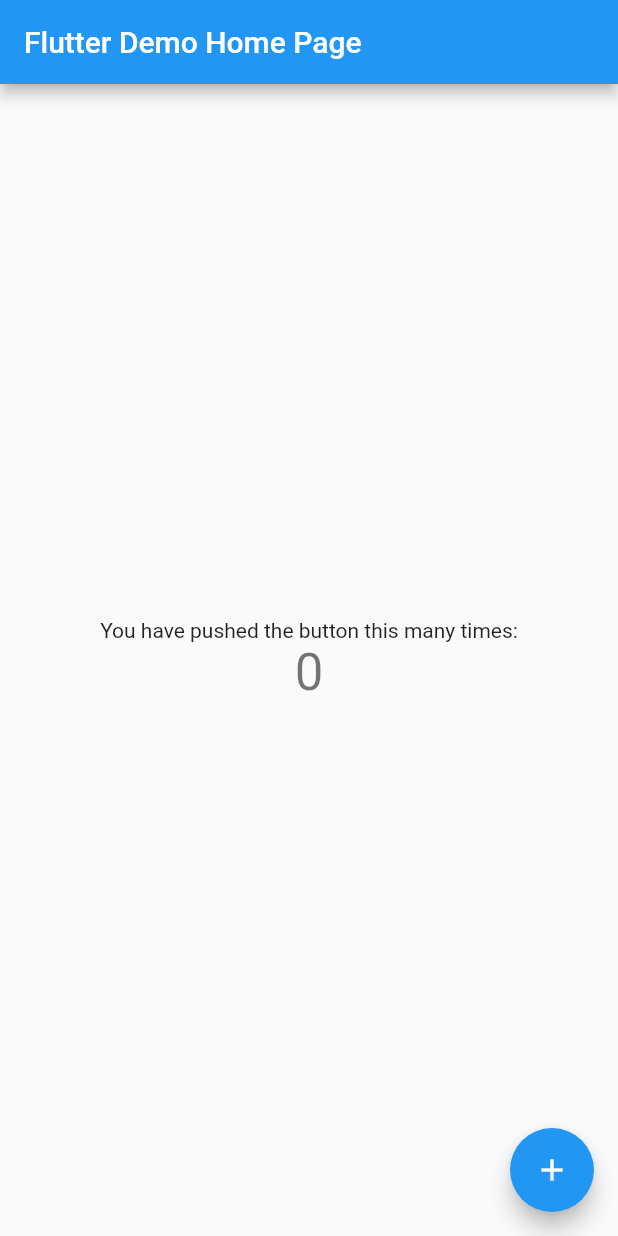
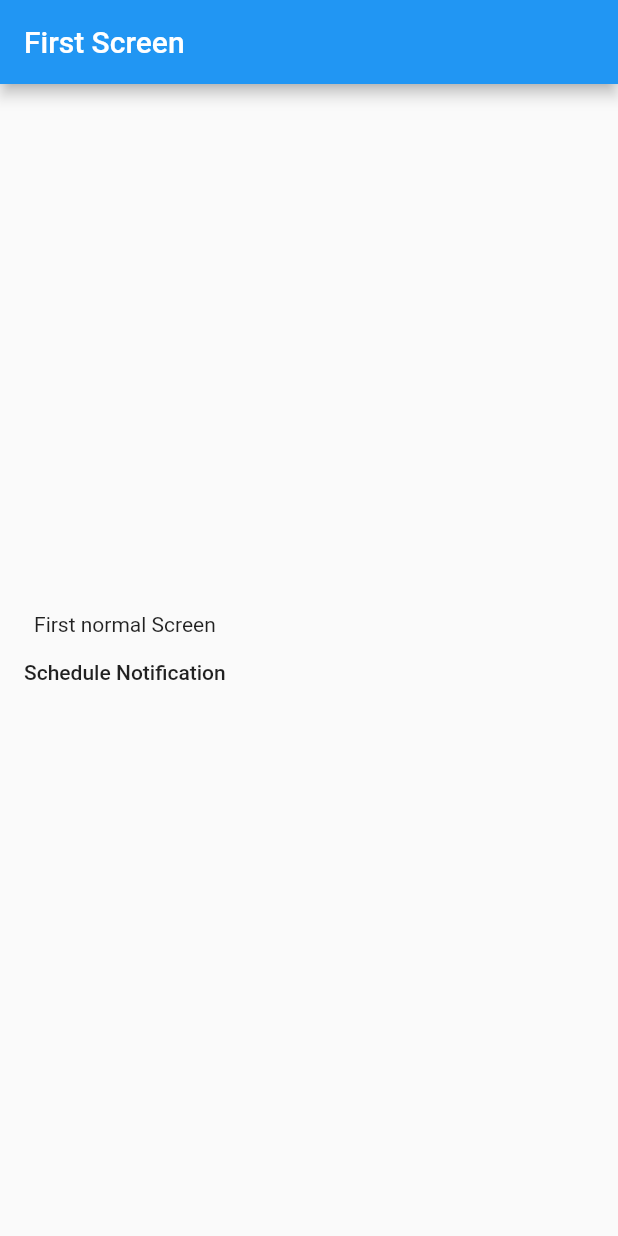
Before and after one commit to lordvidex/Notification-Practice, a Flutter app: the screen it shows after launch, on a phone screen of 412 x 824 dp. Run offline on Flutter 3.47's test engine with Material 2 defaults, Android fonts, the phone set to English and light mode, and no system bars; our stand-ins replace flutter_local_notifications.

Commit message:
Basic notification [Android Setup]

```diff
--- a/lib/main.dart
+++ b/lib/main.dart
@@ -1,4 +1,8 @@
+import 'dart:typed_data';
+
 import 'package:flutter/material.dart';
+import 'package:flutter/cupertino.dart';
+import 'package:flutter_local_notifications/flutter_local_notifications.dart';
 
 void main() => runApp(MyApp());
 
@@ -9,103 +13,111 @@
     return MaterialApp(
       title: 'Flutter Demo',
       theme: ThemeData(
-        // This is the theme of your application.
-        //
-        // Try running your application with "flutter run". You'll see the
-        // application has a blue toolbar. Then, without quitting the app, try
-        // changing the primarySwatch below to Colors.green and then invoke
-        // "hot reload" (press "r" in the console where you ran "flutter run",
-        // or simply save your changes to "hot reload" in a Flutter IDE).
-        // Notice that the counter didn't reset back to zero; the application
-        // is not restarted.
         primarySwatch: Colors.blue,
       ),
-      home: MyHomePage(title: 'Flutter Demo Home Page'),
+      home: MyHomePage(),
     );
   }
 }
 
 class MyHomePage extends StatefulWidget {
-  MyHomePage({Key key, this.title}) : super(key: key);
-
-  // This widget is the home page of your application. It is stateful, meaning
-  // that it has a State object (defined below) that contains fields that affect
-  // how it looks.
-
-  // This class is the configuration for the state. It holds the values (in this
-  // case the title) provided by the parent (in this case the App widget) and
-  // used by the build method of the State. Fields in a Widget subclass are
-  // always marked "final".
-
-  final String title;
-
   @override
   _MyHomePageState createState() => _MyHomePageState();
 }
 
 class _MyHomePageState extends State<MyHomePage> {
-  int _counter = 0;
+  FlutterLocalNotificationsPlugin flutterLocalNotificationsPlugin;
+  Future onSelectNotification(String payload) async {
+    if (payload != null) {
+      debugPrint('notification payload: ' + payload);
+    }
+    await Navigator.push(context,
+        MaterialPageRoute(builder: (context) => SecondScreen(payload)));
+  }
 
-  void _incrementCounter() {
-    setState(() {
-      // This call to setState tells the Flutter framework that something has
-      // changed in this State, which causes it to rerun the build method below
-      // so that the display can reflect the updated values. If we changed
-      // _counter without calling setState(), then the build method would not be
-      // called again, and so nothing would appear to happen.
-      _counter++;
-    });
+  Future<void> onDidReceiveLocalNotification(
+      int id, String title, String body, String payload) async {
+    // display a dialog with the notification details, tap ok to go to another page
+    await showDialog(
+      context: context,
+      builder: (BuildContext context) => CupertinoAlertDialog(
+        title: title != null ? Text(title) : null,
+        content: body != null ? Text(body) : null,
+        actions: [
+          CupertinoDialogAction(
+            isDefaultAction: true,
+            child: Text('Ok'),
+            onPressed: () async {
+              Navigator.of(context, rootNavigator: true).pop();
+              await Navigator.push(
+                context,
+                MaterialPageRoute(
+                  builder: (context) => SecondScreen(payload),
+                ),
+              );
+            },
+          )
+        ],
+      ),
+    );
+  }
+
+  Future<void> _scheduleNotification() async {
+    var scheduleTime = DateTime.now().add(Duration(seconds: 5));
+
+    var androidPlatformChannelSpecifics = AndroidNotificationDetails(
+        'Alarm Channel',
+        'Life And Success channelName',
+        'It is time to wake Nigga',importance: Importance.Max, priority: Priority.Max,playSound: true,);
+    var iOSPlatformChannelSpecifics = IOSNotificationDetails();
+    var platformChannelSpecifics = NotificationDetails(
+        androidPlatformChannelSpecifics, iOSPlatformChannelSpecifics);
+    await flutterLocalNotificationsPlugin.schedule(0, 'Alarm Channel',
+        'Life and Success', scheduleTime, platformChannelSpecifics);
+  }
+
+  @override
+  void initState(){
+    flutterLocalNotificationsPlugin = FlutterLocalNotificationsPlugin();
+    var initAndroid = AndroidInitializationSettings('@mipmap/ic_launcher');
+    var initIos = IOSInitializationSettings(
+        onDidReceiveLocalNotification: onDidReceiveLocalNotification);
+    var initSettings = InitializationSettings(initAndroid, initIos);
+    flutterLocalNotificationsPlugin.initialize(initSettings,
+        onSelectNotification: onSelectNotification).then((x)=>debugPrint(x.toString()));
+
+    super.initState();
   }
 
   @override
   Widget build(BuildContext context) {
-    // This method is rerun every time setState is called, for instance as done
-    // by the _incrementCounter method above.
-    //
-    // The Flutter framework has been optimized to make rerunning build methods
-    // fast, so that you can just rebuild anything that needs updating rather
-    // than having to individually change instances of widgets.
     return Scaffold(
       appBar: AppBar(
-        // Here we take the value from the MyHomePage object that was created by
-        // the App.build method, and use it to set our appbar title.
-        title: Text(widget.title),
+        title: Text('First Screen'),
       ),
-      body: Center(
-        // Center is a layout widget. It takes a single child and positions it
-        // in the middle of the parent.
-        child: Column(
-          // Column is also a layout widget. It takes a list of children and
-          // arranges them vertically. By default, it sizes itself to fit its
-          // children horizontally, and tries to be as tall as its parent.
-          //
-          // Invoke "debug painting" (press "p" in the console, choose the
-          // "Toggle Debug Paint" action from the Flutter Inspector in Android
-          // Studio, or the "Toggle Debug Paint" command in Visual Studio Code)
-          // to see the wireframe for each widget.
-          //
-          // Column has various properties to control how it sizes itself and
-          // how it positions its children. Here we use mainAxisAlignment to
-          // center the children vertically; the main axis here is the vertical
-          // axis because Columns are vertical (the cross axis would be
-          // horizontal).
-          mainAxisAlignment: MainAxisAlignment.center,
-          children: <Widget>[
-            Text(
-              'You have pushed the button this many times:',
-            ),
-            Text(
-              '$_counter',
-              style: Theme.of(context).textTheme.display1,
-            ),
-          ],
-        ),
+      body: Column(
+        mainAxisAlignment: MainAxisAlignment.center,
+        children: <Widget>[
+          Text('First normal Screen'),
+          FlatButton(
+            onPressed: _scheduleNotification,
+            child: Text('Schedule Notification'),
+          )
+        ],
       ),
-      floatingActionButton: FloatingActionButton(
-        onPressed: _incrementCounter,
-        tooltip: 'Increment',
-        child: Icon(Icons.add),
-      ), // This trailing comma makes auto-formatting nicer for build methods.
     );
   }
 }
+
+class SecondScreen extends StatelessWidget {
+  final String pay;
+  SecondScreen(this.pay);
+  @override
+  Widget build(BuildContext context) {
+    return Scaffold(
+        appBar: AppBar(
+          title: Text('Notification call'),
+        ),
+        body: Center(child: Text(pay)));
+  }
+}
```
Also changed, not shown: pubspec.yaml (+3 -19 lines), pubspec.lock, 1 other file.
